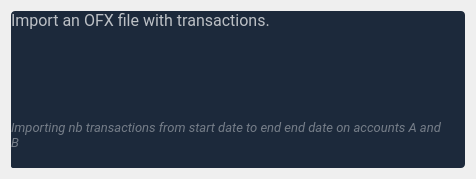
The window that budgetter/view/skeletons/ImportTransactions.ui (opierre/Budgetter) describes before a commit, drawn with Qt 5.
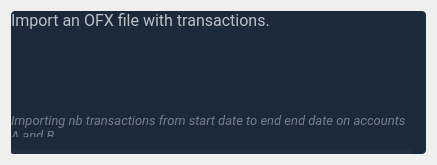
The same window after the commit. Icons and pictures are not drawn. Custom widgets are drawn as their Qt base class.

Commit message: feat: add new accounts detected in OFX file * TODO: fix label height according to content in dialog

What changed in the file:
```diff
--- a/budgetter/view/skeletons/ImportTransactions.ui
+++ b/budgetter/view/skeletons/ImportTransactions.ui
@@ -6,8 +6,8 @@
    <rect>
     <x>0</x>
     <y>0</y>
-    <width>476</width>
-    <height>179</height>
+    <width>435</width>
+    <height>163</height>
    </rect>
   </property>
   <property name="windowTitle">
@@ -167,13 +167,6 @@
 
 QProgressBar
 {
-	background-color: #1c293b;
-    border: none;
-    border-radius: 2px;
-}
-
-QProgressBar[activated=&quot;true&quot;] 
-{
 	background-color: #212f41;
     border: none;
     border-radius: 2px;
@@ -181,12 +174,6 @@
 
 QProgressBar::chunk 
 {
-    background-color: #1c293b;
-    border-radius: 2px;
-}
-
-QProgressBar[activated=&quot;true&quot;]::chunk 
-{
     background-color: #199ce5;
     border-radius: 2px;
 }</string>
@@ -247,13 +234,13 @@
          <widget class="MaterialOutlinedLineEdit" name="import_path">
           <property name="minimumSize">
            <size>
-            <width>320</width>
+            <width>400</width>
             <height>50</height>
            </size>
           </property>
           <property name="maximumSize">
            <size>
-            <width>16777215</width>
+            <width>400</width>
             <height>50</height>
            </size>
           </property>
@@ -280,6 +267,24 @@
         </property>
         <item>
          <widget class="QLabel" name="header_info">
+          <property name="sizePolicy">
+           <sizepolicy hsizetype="Preferred" vsizetype="Preferred">
+            <horstretch>0</horstretch>
+            <verstretch>0</verstretch>
+           </sizepolicy>
+          </property>
+          <property name="minimumSize">
+           <size>
+            <width>400</width>
+            <height>0</height>
+           </size>
+          </property>
+          <property name="maximumSize">
+           <size>
+            <width>400</width>
+            <height>16777215</height>
+           </size>
+          </property>
           <property name="font">
            <font>
             <family>Roboto</family>
@@ -294,6 +299,15 @@
           <property name="text">
            <string>Importing nb transactions from start date to end end date on accounts A and B</string>
           </property>
+          <property name="textFormat">
+           <enum>Qt::AutoText</enum>
+          </property>
+          <property name="scaledContents">
+           <bool>false</bool>
+          </property>
+          <property name="alignment">
+           <set>Qt::AlignLeading|Qt::AlignLeft|Qt::AlignTop</set>
+          </property>
           <property name="wordWrap">
            <bool>true</bool>
           </property>
```
The commit also changes 5 other files.
